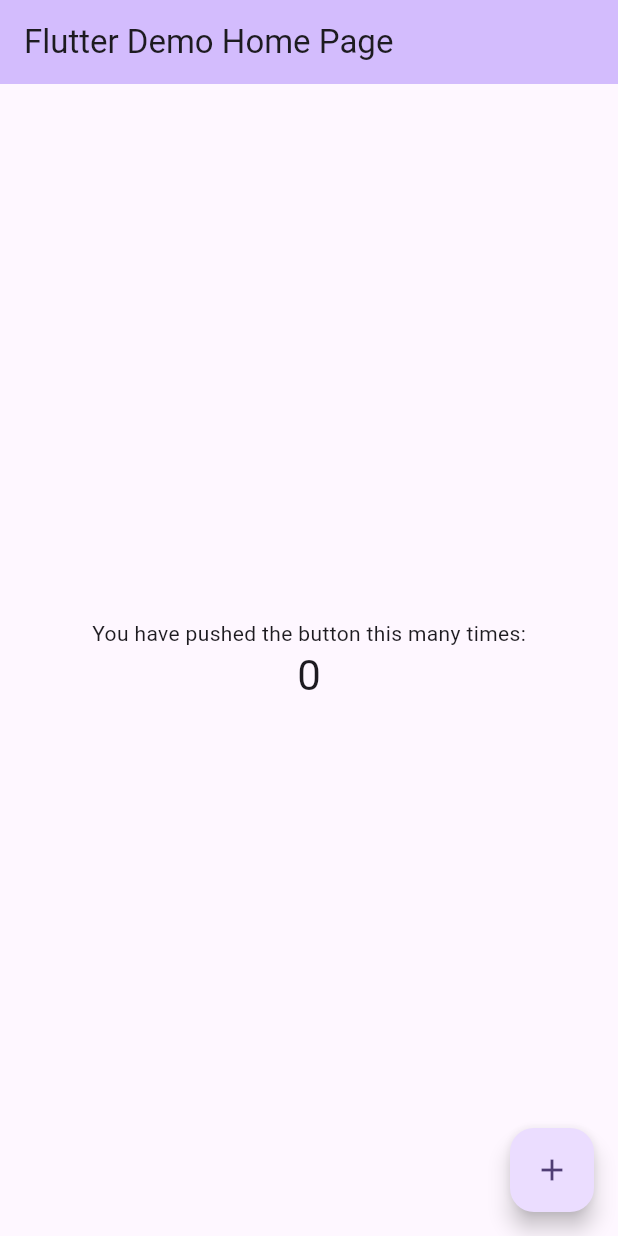
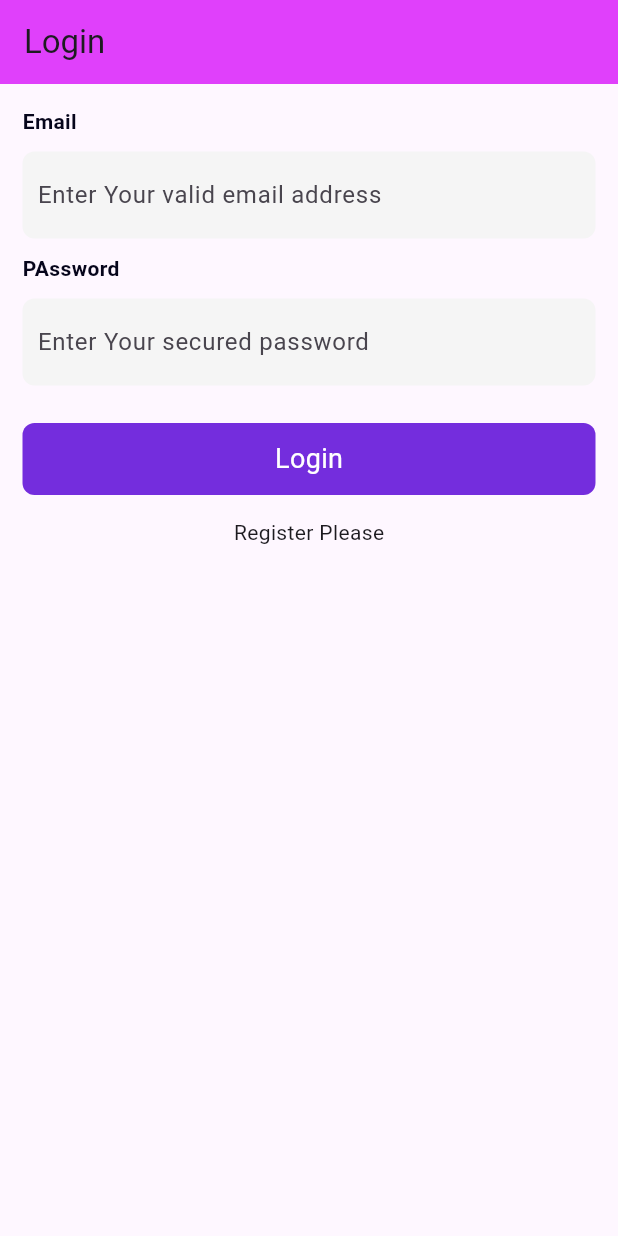
Before and after one commit to shiran02/Flutter-Consume-Rest-API-with-Provider, a Flutter app: the screen it shows after launch, on a phone screen of 412 x 824 dp. Run offline on Flutter 3.47's test engine with Material 3 defaults, Android fonts, the phone set to English and light mode, and no system bars.

Commit message:
finish login , register screen

```diff
--- /dev/null
+++ b/flutter_rest_api/devtools_options.yaml
@@ -0,0 +1 @@
+extensions:
--- /dev/null
+++ b/flutter_rest_api/lib/constants/url.dart
@@ -0,0 +1,4 @@
+class AppUrl{
+
+static String baseUrl = 'https://wisdommatt-todolist-api.herokuapp.com';
+}
--- a/flutter_rest_api/lib/main.dart
+++ b/flutter_rest_api/lib/main.dart
@@ -1,4 +1,5 @@
 import 'package:flutter/material.dart';
+import 'package:flutter_rest_api/screens/splash/splash_screen.dart';
 
 void main() {
   runApp(const MyApp());
@@ -11,115 +12,14 @@ class MyApp extends StatelessWidget {
   @override
   Widget build(BuildContext context) {
     return MaterialApp(
+      debugShowCheckedModeBanner: false,
       title: 'Flutter Demo',
       theme: ThemeData(
-        // This is the theme of your application.
-        //
-        // TRY THIS: Try running your application with "flutter run". You'll see
-        // the application has a purple toolbar. Then, without quitting the app,
-        // try changing the seedColor in the colorScheme below to Colors.green
-        // and then invoke "hot reload" (save your changes or press the "hot
-        // reload" button in a Flutter-supported IDE, or press "r" if you used
-        // the command line to start the app).
-        //
-        // Notice that the counter didn't reset back to zero; the application
-        // state is not lost during the reload. To reset the state, use hot
-        // restart instead.
-        //
-        // This works for code too, not just values: Most code changes can be
-        // tested with just a hot reload.
+
         colorScheme: ColorScheme.fromSeed(seedColor: Colors.deepPurple),
         useMaterial3: true,
       ),
-      home: const MyHomePage(title: 'Flutter Demo Home Page'),
+      home: const SplashScreen(),
     );
   }
 }
-
-class MyHomePage extends StatefulWidget {
-  const MyHomePage({super.key, required this.title});
-
-  // This widget is the home page of your application. It is stateful, meaning
-  // that it has a State object (defined below) that contains fields that affect
-  // how it looks.
-
-  // This class is the configuration for the state. It holds the values (in this
-  // case the title) provided by the parent (in this case the App widget) and
-  // used by the build method of the State. Fields in a Widget subclass are
-  // always marked "final".
-
-  final String title;
-
-  @override
-  State<MyHomePage> createState() => _MyHomePageState();
-}
-
-class _MyHomePageState extends State<MyHomePage> {
-  int _counter = 0;
-
-  void _incrementCounter() {
-    setState(() {
-      // This call to setState tells the Flutter framework that something has
-      // changed in this State, which causes it to rerun the build method below
-      // so that the display can reflect the updated values. If we changed
-      // _counter without calling setState(), then the build method would not be
-      // called again, and so nothing would appear to happen.
-      _counter++;
-    });
-  }
-
-  @override
-  Widget build(BuildContext context) {
-    // This method is rerun every time setState is called, for instance as done
-    // by the _incrementCounter method above.
-    //
-    // The Flutter framework has been optimized to make rerunning build methods
-    // fast, so that you can just rebuild anything that needs updating rather
-    // than having to individually change instances of widgets.
-    return Scaffold(
-      appBar: AppBar(
-        // TRY THIS: Try changing the color here to a specific color (to
-        // Colors.amber, perhaps?) and trigger a hot reload to see the AppBar
-        // change color while the other colors stay the same.
-        backgroundColor: Theme.of(context).colorScheme.inversePrimary,
-        // Here we take the value from the MyHomePage object that was created by
-        // the App.build method, and use it to set our appbar title.
-        title: Text(widget.title),
-      ),
-      body: Center(
-        // Center is a layout widget. It takes a single child and positions it
-        // in the middle of the parent.
-        child: Column(
-          // Column is also a layout widget. It takes a list of children and
-          // arranges them vertically. By default, it sizes itself to fit its
-          // children horizontally, and tries to be as tall as its parent.
-          //
-          // Column has various properties to control how it sizes itself and
-          // how it positions its children. Here we use mainAxisAlignment to
-          // center the children vertically; the main axis here is the vertical
-          // axis because Columns are vertical (the cross axis would be
-          // horizontal).
-          //
-          // TRY THIS: Invoke "debug painting" (choose the "Toggle Debug Paint"
-          // action in the IDE, or press "p" in the console), to see the
-          // wireframe for each widget.
-          mainAxisAlignment: MainAxisAlignment.center,
-          children: <Widget>[
-            const Text(
-              'You have pushed the button this many times:',
-            ),
-            Text(
-              '$_counter',
-              style: Theme.of(context).textTheme.headlineMedium,
-            ),
-          ],
-        ),
-      ),
-      floatingActionButton: FloatingActionButton(
-        onPressed: _incrementCounter,
-        tooltip: 'Increment',
-        child: const Icon(Icons.add),
-      ), // This trailing comma makes auto-formatting nicer for build methods.
-    );
-  }
-}
--- /dev/null
+++ b/flutter_rest_api/lib/screens/authentication/login_screen.dart
@@ -0,0 +1,79 @@
+import 'package:flutter/material.dart';
+import 'package:flutter_rest_api/screens/authentication/register_screen.dart';
+import 'package:flutter_rest_api/utils/routers.dart';
+import 'package:flutter_rest_api/widgets/button.dart';
+import 'package:flutter_rest_api/widgets/text_field.dart';
+
+class LoginPage extends StatefulWidget {
+  const LoginPage({super.key});
+
+  @override
+  State<LoginPage> createState() => _LoginPageState();
+}
+
+class _LoginPageState extends State<LoginPage> {
+
+  final TextEditingController _email = TextEditingController();
+  final TextEditingController _password = TextEditingController();
+
+  @override
+  void dispose() {
+    // TODO: implement dispose
+    _email.clear();
+    _password.clear();
+    super.dispose();
+
+  }
+
+  @override
+  Widget build(BuildContext context) {
+    return Scaffold(
+      appBar: AppBar(
+        title: const Text('Login'),
+        backgroundColor: Colors.purpleAccent,
+      ),
+      body: CustomScrollView(
+          slivers: [
+              SliverToBoxAdapter(
+                child: Container(
+                  padding: EdgeInsets.all(15),
+                  child: Column(
+                    children: [
+
+                      CustomTextField(
+                        title: 'Email',
+                        controller : _email,
+                        hint: 'Enter Your valid email address'
+                      ),
+                      CustomTextField(
+                        title: 'PAssword',
+                        controller : _password,
+                        hint: 'Enter Your secured password'
+                      ),
+                      CustomButotm(
+                        context: context,
+                        status: false,
+                        tap: (){},
+                        text: 'Login'
+                      ),
+
+                      GestureDetector(
+                        onTap: () {
+                          PageNavigator(context: context).nextPage(page: RegisterPage());
+                        },
+                        child: const Text(
+                          'Register Please'
+                        ),
+                      )
+
+
+
+                    ],
+                  ),
+                ),
+              )
+          ],
+      ),
+    );
+  }
+}
--- /dev/null
+++ b/flutter_rest_api/lib/screens/authentication/register_screen.dart
@@ -0,0 +1,95 @@
+import 'package:flutter/material.dart';
+import 'package:flutter_rest_api/screens/authentication/login_screen.dart';
+import 'package:flutter_rest_api/utils/routers.dart';
+import 'package:flutter_rest_api/widgets/button.dart';
+import 'package:flutter_rest_api/widgets/text_field.dart';
+
+class RegisterPage extends StatefulWidget {
+  const RegisterPage({super.key});
+
+  @override
+  State<RegisterPage> createState() => _RegisterPageState();
+}
+
+class _RegisterPageState extends State<RegisterPage> {
+
+  final TextEditingController _firstName = TextEditingController();
+  final TextEditingController _lastName = TextEditingController();
+  final TextEditingController _email = TextEditingController();
+  final TextEditingController _password = TextEditingController();
+
+  @override
+  void dispose() {
+    // TODO: implement dispose
+    _email.clear();
+    _password.clear();
+    _firstName.clear();
+    _lastName.clear();
+    super.dispose();
+
+  }
+
+  @override
+  Widget build(BuildContext context) {
+    return Scaffold(
+      appBar: AppBar(
+        title: const Text('Register'),
+        backgroundColor: Colors.purpleAccent,
+      ),
+      body: CustomScrollView(
+          slivers: [
+              SliverToBoxAdapter(
+                child: Container(
+                  padding: EdgeInsets.all(15),
+                  child: Column(
+                    children: [
+
+                      CustomTextField(
+                        title: 'First Name',
+                        controller : _firstName,
+                        hint: 'enter first Name'
+                      ),
+
+                      CustomTextField(
+                        title: 'Last Name',
+                        controller : _lastName,
+                        hint: 'enter last Name'
+                      ),
+
+                      CustomTextField(
+                        title: 'Email',
+                        controller : _email,
+                        hint: 'Enter Your valid email address'
+                      ),
+                      CustomTextField(
+                        title: 'Psssword',
+                        controller : _password,
+                        hint: 'Enter Your secured password'
+                      ),
+                      CustomButotm(
+                        context: context,
+                        status: false,
+                        tap: (){},
+                        text: 'Register'
+                      ),
+
+                      GestureDetector(
+                        onTap: () {
+                          PageNavigator(context: context).nextPage(page: LoginPage());
+                        },
+                        child: const Text(
+                          'login Please'
+                        ),
+                      )
+
+
+
+                    ],
+                  ),
+                ),
+              )
+          ],
+      ),
+    );
+  }
+}
--- /dev/null
+++ b/flutter_rest_api/lib/utils/routers.dart
@@ -0,0 +1,23 @@
+import 'package:flutter/cupertino.dart';
+import 'package:flutter/material.dart';
+
+class PageNavigator{
+  BuildContext context;
+  PageNavigator({required this.context});
+
+  // Navigator to Next page
+
+  Future nextPage({Widget? page}){
+    return Navigator.push(context, CupertinoPageRoute(builder: ((context) => page! )));
+  }
+
+  Future nextPageOnly({Widget? page}){
+    return Navigator.pushAndRemoveUntil(
+      context,
+      CupertinoPageRoute(builder: ((context) => page! )),
+      (route) => false
+      );
+  }
+
+
+}
--- /dev/null
+++ b/flutter_rest_api/lib/widgets/button.dart
@@ -0,0 +1,24 @@
+import 'package:flutter/material.dart';
+import 'package:flutter_rest_api/styles/colors.dart';
+
+Widget CustomButotm({
+  VoidCallback? tap,
+  bool? status = false,
+  String? text = 'Save',
+  BuildContext? context,
+}){
+  return Container(
+    height: 48,
+    width: MediaQuery.of(context!).size.width,
+    margin: EdgeInsets.symmetric(vertical: 15),
+    alignment: Alignment.center,
+    decoration: BoxDecoration(
+      color: status == false ? primaryColor : grey,
+      borderRadius: BorderRadius.circular(8)
+    ),
+    child: Text(
+      status == false ?  text! : 'please wait',
+      style: TextStyle(color: white , fontSize: 18),
+    ),
+  );
+}
--- /dev/null
+++ b/flutter_rest_api/lib/widgets/text_field.dart
@@ -0,0 +1,40 @@
+import 'package:flutter/material.dart';
+import 'package:flutter_rest_api/styles/colors.dart';
+
+Widget CustomTextField(
+  {
+    String? title,
+    String? hint,
+    TextEditingController? controller,
+    int? maxLine = 1
+  }
+){
+  return Column(
+    children: [
+      Container(
+        alignment: Alignment.centerLeft,
+        child: Text(
+          title!,
+          style: TextStyle(
+            fontWeight: FontWeight.bold,
+            color: black
+          ),
+        )
+      ),
+
+      Container(
+        margin: EdgeInsets.symmetric(vertical: 10),
+        padding: EdgeInsets.symmetric(vertical: 5 , horizontal: 10),
+        decoration: BoxDecoration(
+          borderRadius: BorderRadius.circular(8),
+          color: lightGrey
+        ),
+        child: TextFormField(
+          controller: controller,
+          maxLines: maxLine,
+          decoration: InputDecoration(hintText: hint , border: InputBorder.none),
+        ),
+      ),
+    ],
+  );
+}
```
Also changed, not shown: flutter_rest_api/lib/screens/splash/splash_screen.dart (added, +36 -0 lines), flutter_rest_api/lib/styles/colors.dart (added, +12 -0 lines), flutter_rest_api/lib/utils/snack_message.dart (added, +15 -0 lines).
